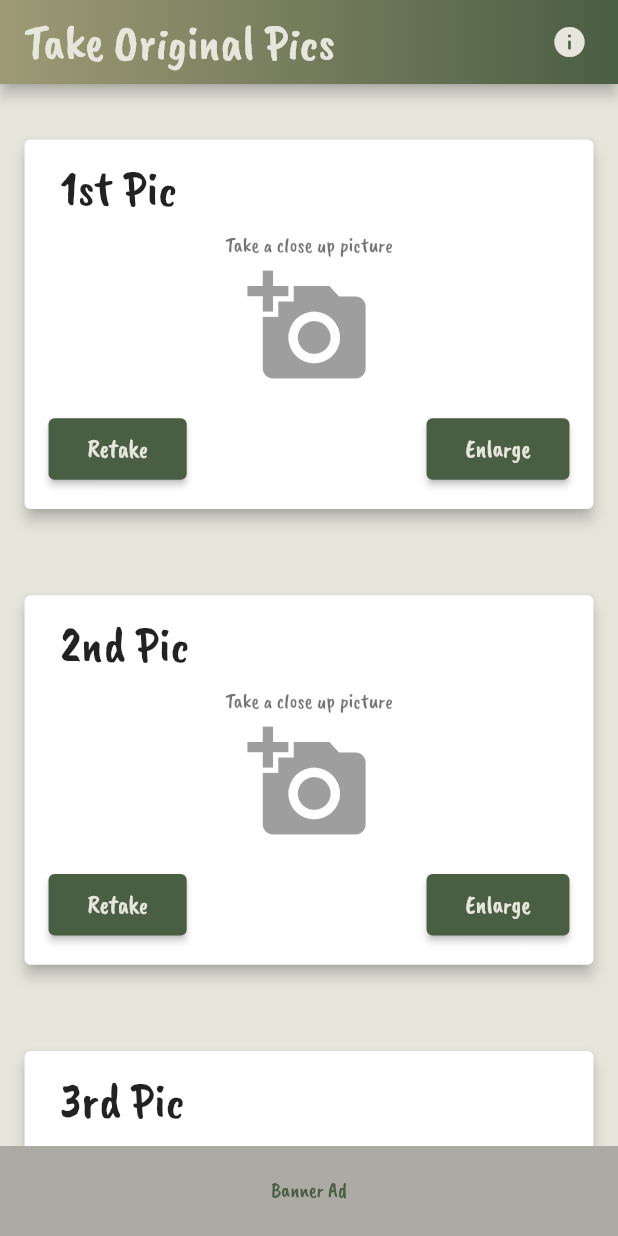
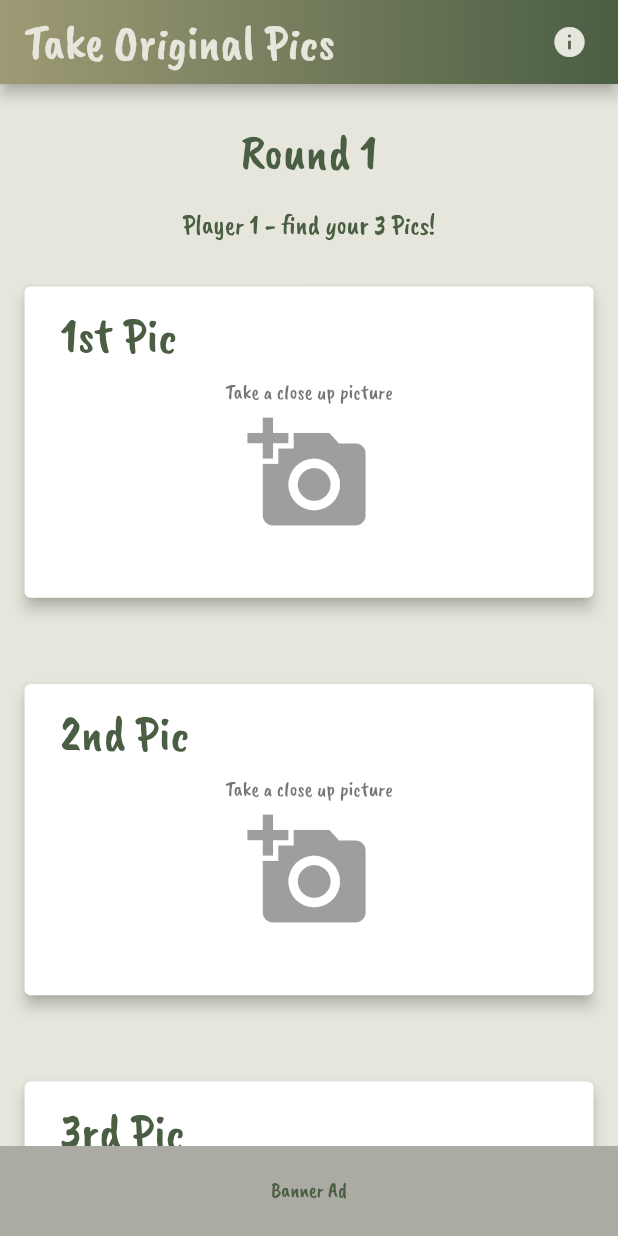
Before and after one commit to emac62/scavengerPix, a Flutter app: the Player1Page screen opened directly, after a tap on the "add a photo" icon, on a phone screen of 412 x 824 dp. Run offline on Flutter 3.47's test engine with Material 2 defaults, Android fonts, the phone set to English and light mode, and no system bars; drawn by our look-alikes of auto_size_text; our stand-ins replace hexcolor, image_picker, new_gradient_app_bar, shared_preferences; missing offline and left inert: before_after; accounts and stored records are empty.

Commit message:
add settings page

```diff
--- a/lib/player1.dart
+++ b/lib/player1.dart
@@ -4,8 +4,9 @@ import 'package:flutter/material.dart';
 import 'package:hexcolor/hexcolor.dart';
 import 'package:image_picker/image_picker.dart';
 import 'package:new_gradient_app_bar/new_gradient_app_bar.dart';
-import 'package:scavenger_hunt_pictures/full_screen_image.dart';
+import 'package:provider/provider.dart';
 import 'package:scavenger_hunt_pictures/player2.dart';
+import 'package:scavenger_hunt_pictures/providers/settings_provider.dart';
 import 'package:scavenger_hunt_pictures/widgets/dialogs.dart';
 import 'package:scavenger_hunt_pictures/widgets/image_title.dart';
 import 'package:scavenger_hunt_pictures/widgets/pix_button.dart';
@@ -36,7 +37,7 @@ class _Player1PageState extends State<Player1Page> {
   @override
   Widget build(BuildContext context) {
     SizeConfig().init(context);
-
+    var settingsProvider = Provider.of<SettingsProvider>(context);
     return Scaffold(
       appBar: NewGradientAppBar(
         automaticallyImplyLeading: false,
@@ -79,6 +80,29 @@ class _Player1PageState extends State<Player1Page> {
               ),
               Padding(
                 padding: EdgeInsets.symmetric(
+                    horizontal: SizeConfig.blockSizeHorizontal * 5,
+                    vertical: SizeConfig.blockSizeVertical * 1),
+                child: Text("Round 1",
+                    style: TextStyle(
+                      fontSize: SizeConfig.blockSizeHorizontal * 8,
+                      fontWeight: FontWeight.w400,
+                    )),
+              ),
+              Padding(
+                padding: EdgeInsets.symmetric(
+                    horizontal: SizeConfig.blockSizeHorizontal * 5,
+                    vertical: SizeConfig.blockSizeVertical * 1),
+                child: AutoSizeText(
+                  "${settingsProvider.player1} - find your 3 Pics!",
+                  style: const TextStyle(
+                    fontWeight: FontWeight.w400,
+                  ),
+                  minFontSize: 18,
+                  maxLines: 1,
+                ),
+              ),
+              Padding(
+                padding: EdgeInsets.symmetric(
                     horizontal: SizeConfig.blockSizeHorizontal * 3,
                     vertical: SizeConfig.blockSizeVertical * 2),
                 child: buildImageCard(
@@ -113,6 +137,13 @@ class _Player1PageState extends State<Player1Page> {
                 child: PixButton(
                     name: "Next",
                     onPressed: () {
+                      // Navigator.of(context).push(MaterialPageRoute(
+                      //     builder: (context) => const Player2Page(
+                      //           firstImgPath: 'assets/images/SHPLogo.png',
+                      //           secondImgPath: 'assets/images/SHPLogo.png',
+                      //           thirdImgPath: 'assets/images/SHPLogo.png',
+                      //         )));
+
                       (firstImage == null ||
                               secondImage == null ||
                               thirdImage == null)
@@ -176,60 +207,52 @@ class _Player1PageState extends State<Player1Page> {
         child: Column(
           children: [
             ListTile(
-              title: ImageTitle(
+              title: imgUrl != ""
+                  ? Row(
+                      mainAxisAlignment: MainAxisAlignment.spaceBetween,
+                      children: [
+                        ImageTitle(
                           title: imgNum,
                         ),
-              subtitle: const Text(
+                        PixButton(
+                          name: "Retake",
+                          onPressed: () {
+                            takePicture(imgNum);
+                          },
+                          fontSize: SizeConfig.blockSizeHorizontal * 4,
+                        ),
+                      ],
+                    )
+                  : ImageTitle(
+                      title: imgNum,
+                    ),
+              subtitle: imgUrl == ""
+                  ? const Text(
                       'Take a close up picture',
                       textAlign: TextAlign.center,
+                    )
+                  : null,
             ),
-            ),
-            SizedBox(
-              child: GestureDetector(
+            Padding(
+              padding:
+                  EdgeInsets.only(bottom: SizeConfig.blockSizeVertical * 5),
+              child: SizedBox(
+                  child: imgUrl == ""
+                      ? GestureDetector(
                           onTap: () {
                             takePicture(imgNum);
                           },
-                  child: imgUrl == ""
-                      ? Icon(
+                          child: Icon(
                             Icons.add_a_photo,
                             color: Colors.black38,
                             size: SizeConfig.blockSizeVertical * 10,
+                          ),
                         )
                       : Image(
                           image: FileImage(File(imgUrl)),
                           fit: BoxFit.contain,
                         )),
             ),
-            ButtonBar(
-              alignment: MainAxisAlignment.spaceBetween,
-              children: [
-                Padding(
-                  padding: const EdgeInsets.all(8.0),
-                  child: PixButton(
-                    name: "Retake",
-                    onPressed: () {
-                      takePicture(imgNum);
-                    },
-                    fontSize: SizeConfig.blockSizeHorizontal * 4,
-                  ),
-                ),
-                Padding(
-                  padding: const EdgeInsets.all(8.0),
-                  child: PixButton(
-                      name: "Enlarge",
-                      fontSize: SizeConfig.blockSizeHorizontal * 4,
-                      onPressed: () {
-                        imgUrl == ""
-                            ? null
-                            : Navigator.of(context).push(MaterialPageRoute(
-                                builder: (context) => FullscreenImage(
-                                      imagePix: imgNum,
-                                      imageUrl: imgUrl,
-                                    )));
-                      }),
-                ),
-              ],
-            )
           ],
         ));
   }
--- a/lib/providers/settings_provider.dart
+++ b/lib/providers/settings_provider.dart
@@ -1,39 +1,34 @@
-import 'dart:convert';
-import 'dart:typed_data';
-
 import 'package:flutter/material.dart';
 import 'package:shared_preferences/shared_preferences.dart';
 
 class SettingsProvider with ChangeNotifier {
   late String _player1;
   late String _player2;
-  late String _img1;
-  late String _img2;
-  late String _img3;
-  late String _img4;
-  late String _img5;
-  late String _img6;
+  late bool _keepScore;
+  late int _numberOfRounds;
+  late int _p1Score;
+  late int _p2Score;
+  late int _currentRound;
 
   SettingsProvider() {
     _player1 = "Player 1";
     _player2 = "Player 2";
-    _img1 = "";
-    _img2 = "";
-    _img3 = "";
-    _img4 = "";
-    _img5 = "";
-    _img6 = "";
+    _keepScore = false;
+    _numberOfRounds = 1;
+    _p1Score = 0;
+    _p2Score = 0;
+    _currentRound = 1;
+
     loadPreferences();
   }
 
   String get player1 => _player1;
   String get player2 => _player2;
-  String get img1 => _img1;
-  String get img2 => _img2;
-  String get img3 => _img3;
-  String get img4 => _img4;
-  String get img5 => _img5;
-  String get img6 => _img6;
+  bool get keepScore => _keepScore;
+  int get numberOfRounds => _numberOfRounds;
+  int get p1Score => _p1Score;
+  int get p2Score => _p2Score;
+  int get currentRound => _currentRound;
 
   void setPlayer1(String player1) {
     _player1 = player1;
@@ -47,89 +42,63 @@ class SettingsProvider with ChangeNotifier {
     savePreferences();
   }
 
-  void setImg1(String img1) {
-    _img1 = img1;
+  void setKeepScore(bool keepScore) {
+    _keepScore = keepScore;
     notifyListeners();
     savePreferences();
   }
 
-  void setImg2(String img2) {
-    _img2 = img2;
+  void setNumberOfRounds(int numberOfRounds) {
+    _numberOfRounds = numberOfRounds;
     notifyListeners();
     savePreferences();
   }
 
-  void setImg3(String img3) {
-    _img3 = img3;
+  void setCurrentRound(int currentRound) {
+    _currentRound = _currentRound;
     notifyListeners();
     savePreferences();
   }
 
-  void setImg4(String img4) {
-    _img4 = img4;
+  void setP1Score(int p1Score) {
+    _p1Score = p1Score;
     notifyListeners();
     savePreferences();
   }
 
-  void setImg5(String img5) {
-    _img5 = img5;
+  void setP2Score(int p2Score) {
+    _p2Score = p2Score;
     notifyListeners();
     savePreferences();
-  }
-
-  void setImg6(String img6) {
-    _img6 = img6;
-    notifyListeners();
-    savePreferences();
-  }
-
-  clearImages() async {
-    SharedPreferences prefs = await SharedPreferences.getInstance();
-    prefs.clear();
-    notifyListeners();
   }
 
   savePreferences() async {
     SharedPreferences prefs = await SharedPreferences.getInstance();
     prefs.setString("player1", _player1);
     prefs.setString("player2", _player2);
-    prefs.setString("img1", _img1);
-    prefs.setString("img2", _img2);
-    prefs.setString("img3", _img3);
-    prefs.setString("img4", _img4);
-    prefs.setString("img5", _img5);
-    prefs.setString("img6", _img6);
+    prefs.setBool('keepScore', _keepScore);
+    prefs.setInt('numberOfRounds', _numberOfRounds);
+    prefs.setInt('p1Score', _p1Score);
+    prefs.setInt('p2Score', _p2Score);
+    prefs.setInt('currentRound', _currentRound);
   }
 
   loadPreferences() async {
     SharedPreferences prefs = await SharedPreferences.getInstance();
     String? player1 = prefs.getString("player1");
     String? player2 = prefs.getString("player2");
-    String? img1 = prefs.getString("img1");
-    String? img2 = prefs.getString("img2");
-    String? img3 = prefs.getString("img3");
-    String? img4 = prefs.getString("img4");
-    String? img5 = prefs.getString("img5");
-    String? img6 = prefs.getString("img6");
+    bool? keepScore = prefs.getBool("keepScore");
+    int? numberOfRounds = prefs.getInt("numberOfRounds");
+    int? p1Score = prefs.getInt("p1Score");
+    int? p2Score = prefs.getInt("p2Score");
+    int? currentRound = prefs.getInt('currentRound');
 
     if (player1 != null) setPlayer1(player1);
     if (player2 != null) setPlayer2(player2);
-    if (img1 != null) setImg1(img1);
-    if (img2 != null) setImg2(img2);
-    if (img3 != null) setImg3(img3);
-    if (img4 != null) setImg4(img4);
-    if (img5 != null) setImg5(img5);
-    if (img6 != null) setImg6(img6);
-  }
-
-  // encodes bytes list as string
-  static String base64String(Uint8List data) {
-    return base64Encode(data);
-  }
-
-  // decode bytes from a string
-  static imageFrom64BaseString(String base64String) {
-    final UriData? data = Uri.parse(base64String).data;
-    return data!.contentAsBytes();
+    if (keepScore != null) setKeepScore(keepScore);
+    if (numberOfRounds != null) setNumberOfRounds(numberOfRounds);
+    if (p1Score != null) setP1Score(p1Score);
+    if (p2Score != null) setP2Score(p2Score);
+    if (currentRound != null) setCurrentRound(currentRound);
   }
 }
--- a/lib/widgets/image_title.dart
+++ b/lib/widgets/image_title.dart
@@ -1,5 +1,6 @@
 import 'package:auto_size_text/auto_size_text.dart';
 import 'package:flutter/material.dart';
+import 'package:hexcolor/hexcolor.dart';
 import 'package:scavenger_hunt_pictures/widgets/size_config.dart';
 
 class ImageTitle extends StatelessWidget {
@@ -16,6 +17,7 @@ class ImageTitle extends StatelessWidget {
       child: AutoSizeText(
         "$title Pic",
         style: TextStyle(
+            color: HexColor('#4A5E43'),
             fontSize: (SizeConfig.blockSizeHorizontal * 8),
             fontWeight: FontWeight.w400),
       ),
```
Also changed, not shown: lib/intro_page.dart (+7 -8 lines), lib/player2.dart (+38 -35 lines), lib/settings_screen.dart (added, +244 -0 lines), 5 other files. Lines whose indentation alone changed are shown as unchanged.
